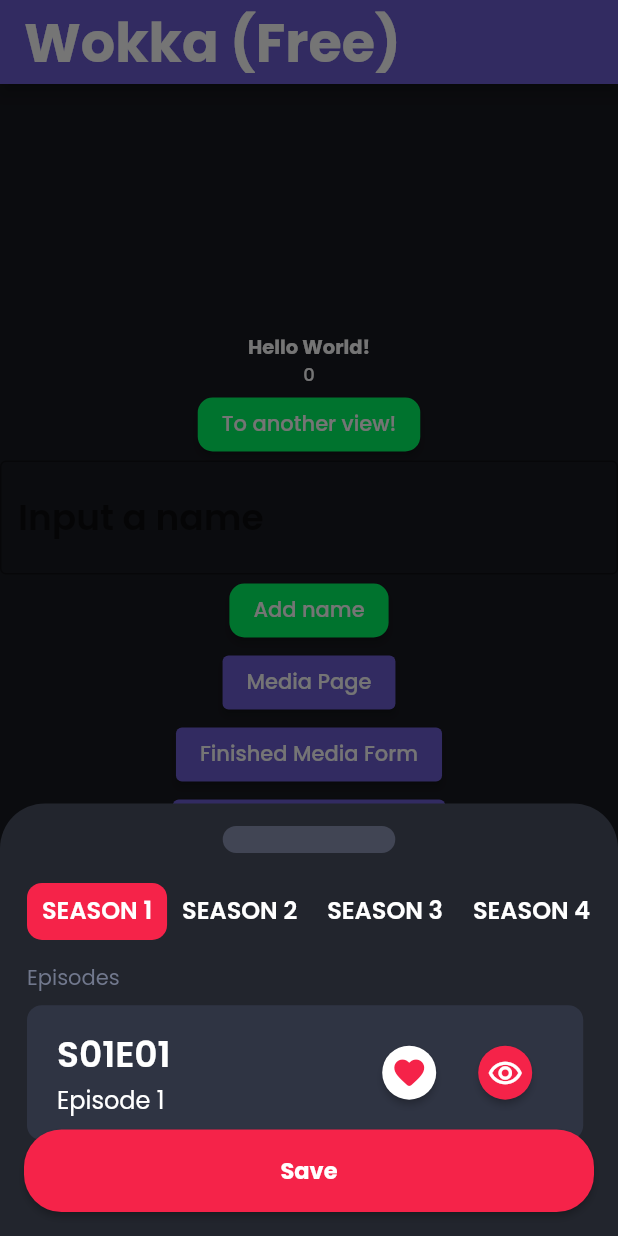
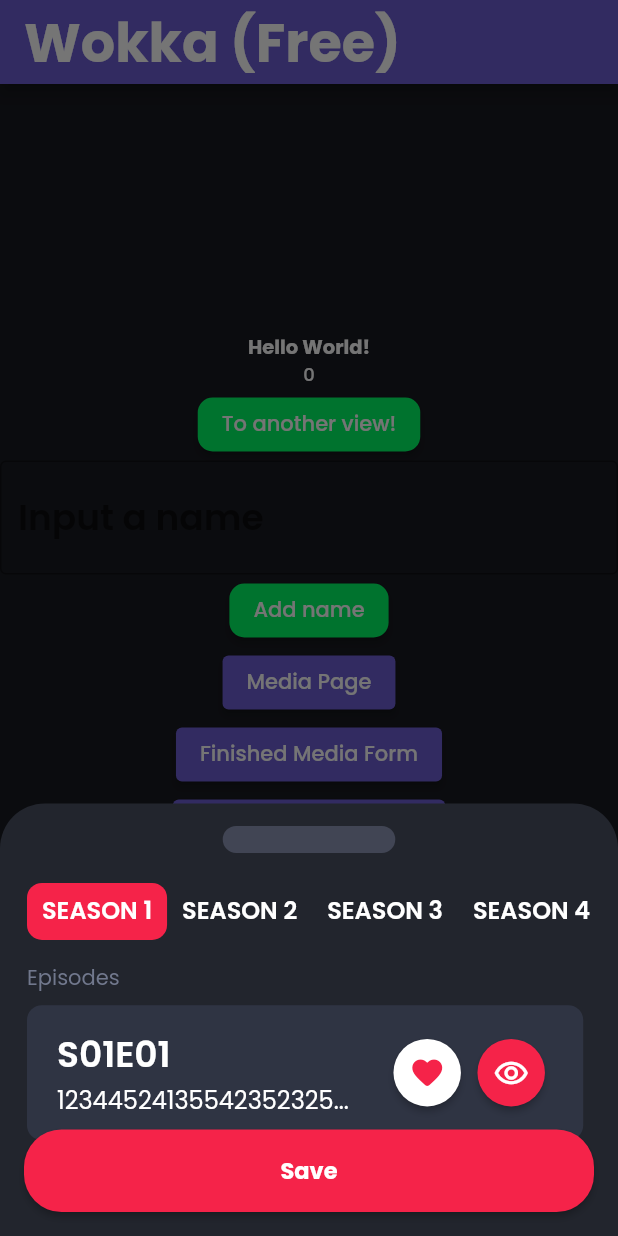
Before and after one commit to DreFlo/lgp-2223-sc1, a Flutter app: the screen it shows after launch, after a tap on "Mark Episodes Sheet", on a phone screen of 412 x 824 dp. Run offline on Flutter 3.47's test engine with Material 2 defaults, Android fonts, the phone set to English and light mode, and no system bars; our stand-ins replace floor, flutter_svg, get_it, like_button, lottie, rive and 1 more; missing offline and left inert: emojis; accounts and stored records are empty; generated files the repository leaves out were written again.

Commit message:
Dealing with long episode titles.

```diff
--- a/src/lib/pages/HomePage.dart
+++ b/src/lib/pages/HomePage.dart
@@ -303,7 +303,7 @@ class _HomePageState extends State<HomePage> {
                                             )))
                                   ])));
                 }),
-                ElevatedButton(
+            ElevatedButton(
                 child: Text("Mark Episodes Sheet"),
                 onPressed: () {
                   showModalBottomSheet(
@@ -333,7 +333,7 @@ class _HomePageState extends State<HomePage> {
                                             child: MarkEpisodesSheet(
                                                 episodes: const {
                                                   1: {
-                                                    1: "Episode 1",
+                                                    1: "123445241355423523254135362541355342",
                                                     2: "Episode 2"
                                                   },
                                                   2: {
--- a/src/lib/widgets/EpisodeBar.dart
+++ b/src/lib/widgets/EpisodeBar.dart
@@ -29,7 +29,9 @@ class _EpisodeBarState extends State<EpisodeBar> {
             borderRadius: BorderRadius.circular(10), color: lightGray),
         child:
             Row(mainAxisAlignment: MainAxisAlignment.spaceBetween, children: [
-          Column(crossAxisAlignment: CrossAxisAlignment.start, children: [
+          Column(
+                  crossAxisAlignment: CrossAxisAlignment.start,
+                  children: [
                     Row(mainAxisAlignment: MainAxisAlignment.start, children: [
                       Text(widget.code,
                           style: const TextStyle(
@@ -38,17 +40,17 @@ class _EpisodeBarState extends State<EpisodeBar> {
                               fontWeight: FontWeight.w600))
                     ]),
                     Row(mainAxisAlignment: MainAxisAlignment.start, children: [
-              Text(widget.title,
+                      Text(
+                          widget.title.length > 20
+                              ? widget.title.substring(0, 20) + '...'
+                              : widget.title,
                           style: const TextStyle(
                               color: Colors.white,
                               fontSize: 16,
                               fontWeight: FontWeight.normal))
                     ])
                   ]),
-          Column(crossAxisAlignment: CrossAxisAlignment.end, children: [
-            Row(
-              mainAxisAlignment: MainAxisAlignment.center,
-              children: [
+          Column(children: [Row(mainAxisAlignment: MainAxisAlignment.center, children: [
               ElevatedButton(
                   onPressed: () {
                     widget.favorite = !widget.favorite;
@@ -57,6 +59,7 @@ class _EpisodeBarState extends State<EpisodeBar> {
                     //TODO: Add functionality for favoriting episode.
                   },
                   style: ButtonStyle(
+                    minimumSize: MaterialStateProperty.all(const Size(45, 45)),
                     backgroundColor: MaterialStateProperty.all(
                         widget.favorite ? leisureColor : Colors.white),
                     foregroundColor: MaterialStateProperty.all(
@@ -73,6 +76,7 @@ class _EpisodeBarState extends State<EpisodeBar> {
                     //TODO: Add functionality for watching episode.
                   },
                   style: ButtonStyle(
+                    minimumSize: MaterialStateProperty.all(const Size(45, 45)),
                     backgroundColor: MaterialStateProperty.all(
                         widget.watched ? leisureColor : Colors.white),
                     foregroundColor: MaterialStateProperty.all(
```
Lines whose indentation alone changed are shown as unchanged.
